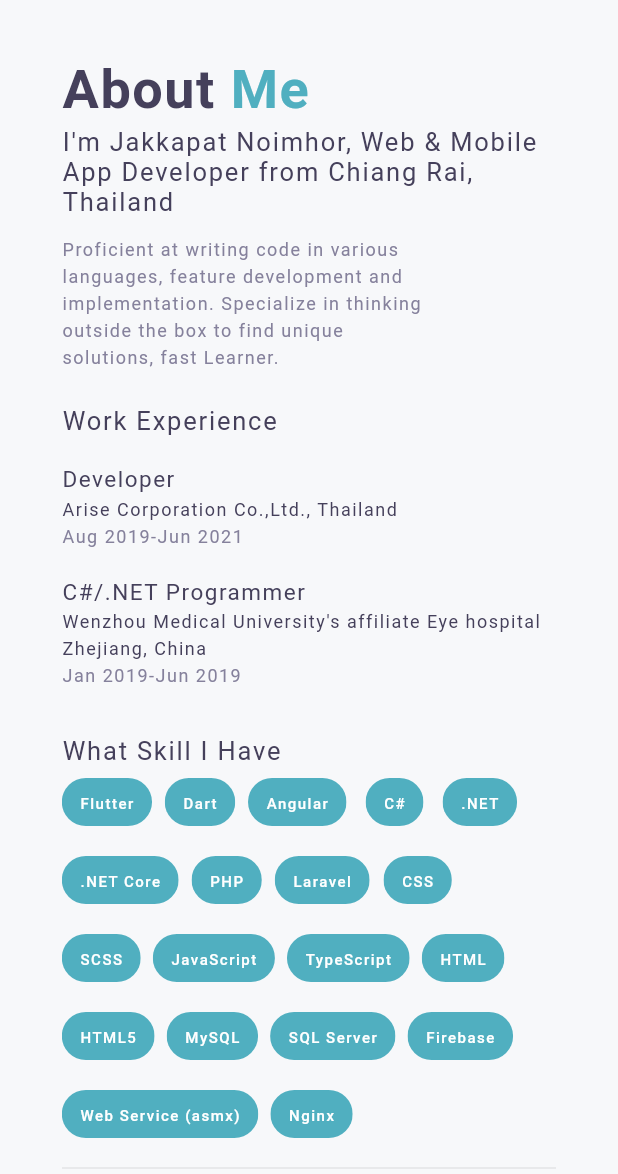
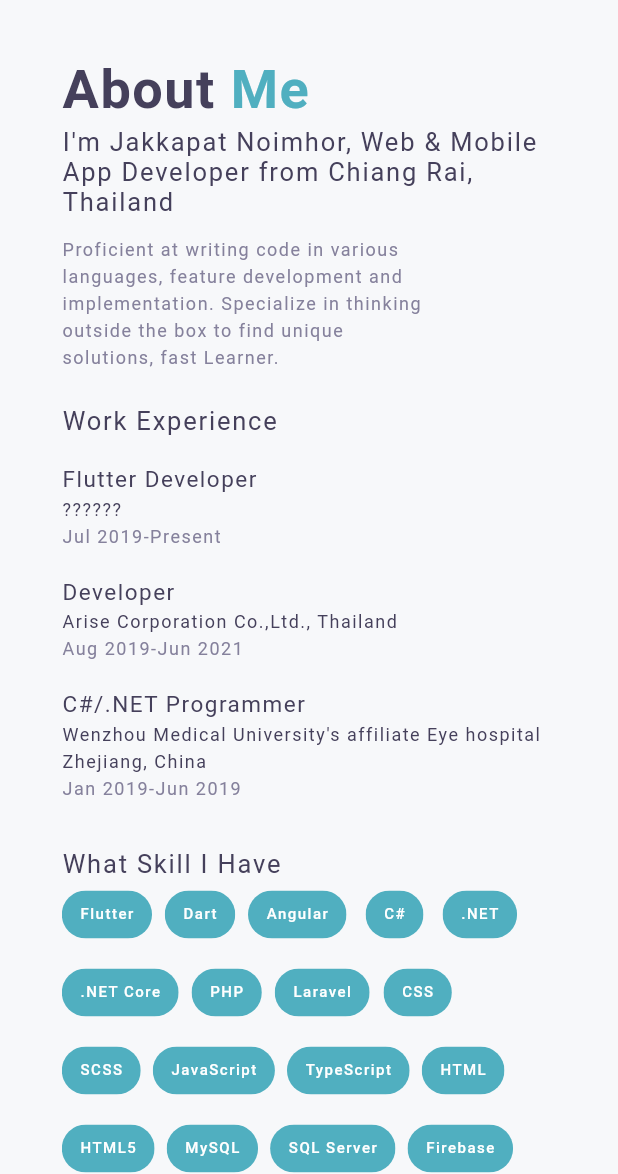
Before and after one commit to MangoStick/portfolio, a Flutter app: the screen it shows after launch, on a phone screen of 412 x 824 dp, the part 62-1236 px from its top. Run offline on Flutter 3.47's test engine with Material 2 defaults, Android fonts, the phone set to English and light mode, and no system bars; our stand-ins replace font_awesome_flutter; missing offline and left inert: dart:html; Roboto replaces fonts that are missing (NexaBold, NexaLight, ProductSans).

Commit message:
Update home.dart

```diff
--- a/lib/ui/home.dart
+++ b/lib/ui/home.dart
@@ -342,6 +342,7 @@ class HomePage extends StatelessWidget {
         label,
         style: TextStyles.chip.copyWith(
           fontSize: ResponsiveWidget.isSmallScreen(context) ? 10.0 : 11.0,
+          height: ResponsiveWidget.isSmallScreen(context) ? 1.0 : 0.0
         ),
       ),
     );
@@ -349,6 +350,12 @@ class HomePage extends StatelessWidget {
 
   // Education Methods:---------------------------------------------------------
   final educationList = [
+    Education(
+      'Jul 2019',
+      'Present',
+      '??????',
+      'Flutter Developer',
+    ),
     Education(
       'Aug 2019',
       'Jun 2021',
```
